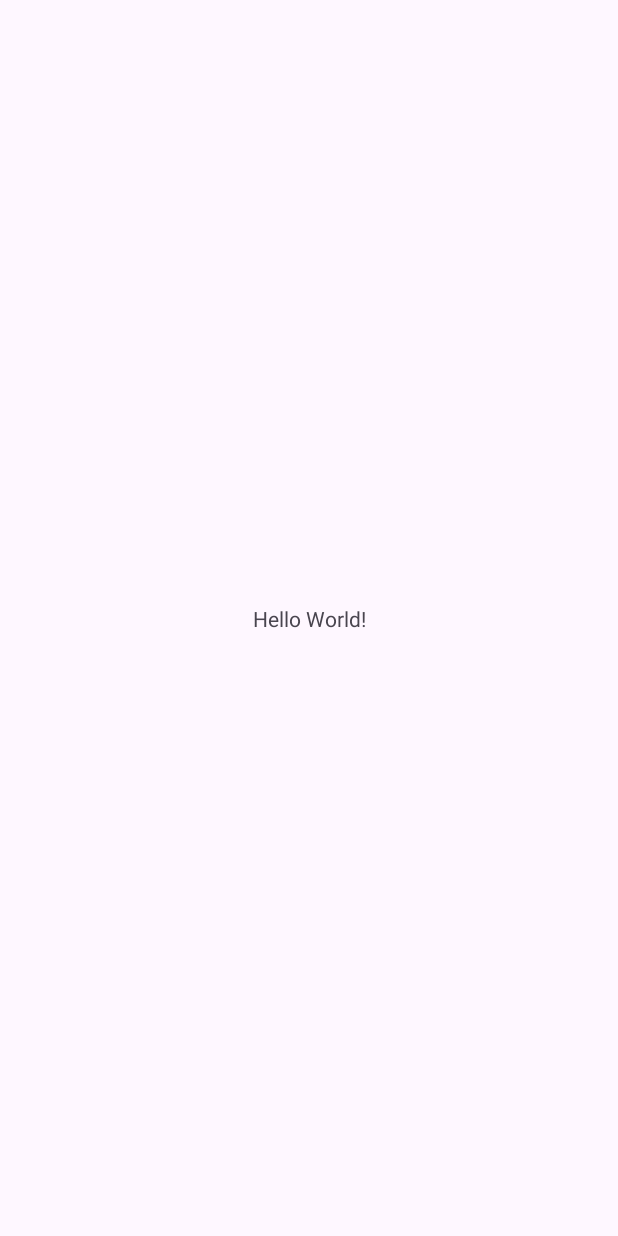
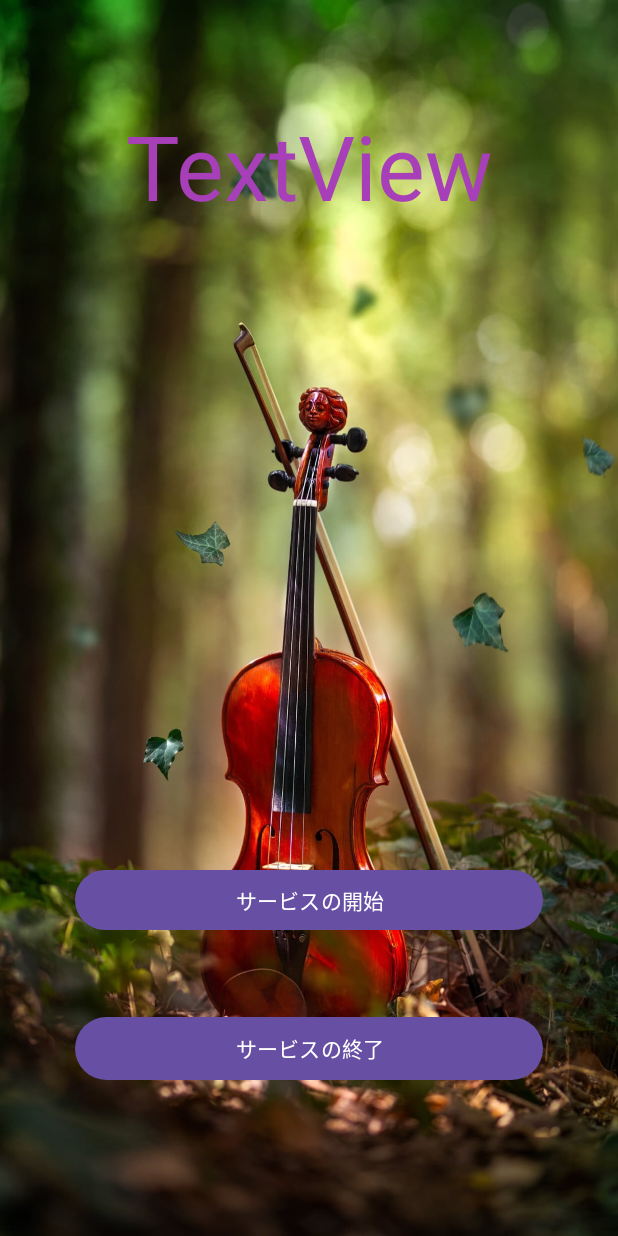
Before and after one commit to hiroyuki0402/MusicPlayer-AndroidJava, an Android app: the screen it shows after launch (MainActivity), on a phone screen of 412 x 824 dp. Before the commit the screen is almost empty. Run offline under Robolectric (Android 15) with nearby library versions, the phone set to English and light mode, and no system bars.

Commit message:
バックグラウンド

```diff
--- a/app/build.gradle.kts
+++ b/app/build.gradle.kts
@@ -4,7 +4,7 @@ plugins {
 
 android {
     namespace = "com.example.musicplayer"
-    compileSdk = 33
+    compileSdk = 34
 
     defaultConfig {
         applicationId = "com.example.musicplayer"
--- a/app/src/main/AndroidManifest.xml
+++ b/app/src/main/AndroidManifest.xml
@@ -21,6 +21,9 @@
                 <category android:name="android.intent.category.LAUNCHER" />
             </intent-filter>
         </activity>
+
+        <service
+            android:name=".CustomService"/>
     </application>
 
 </manifest>
--- a/app/src/main/java/com/example/musicplayer/MainActivity.java
+++ b/app/src/main/java/com/example/musicplayer/MainActivity.java
@@ -2,13 +2,93 @@ package com.example.musicplayer;
 
 import androidx.appcompat.app.AppCompatActivity;
 
+import android.content.Intent;
 import android.os.Bundle;
+import android.view.View;
+import android.widget.Button;
 
 public class MainActivity extends AppCompatActivity {
 
+    // プロパティ
+
+    /** プレイボタンの参照 */
+    private Button startButton;
+
+    /** ストップボタンの参照 */
+    private Button stopButton;
+
+    // ライフサイクル
+
+    /**
+     * アクティビティの作成時に呼び出されるメソッド
+     */
     @Override
     protected void onCreate(Bundle savedInstanceState) {
         super.onCreate(savedInstanceState);
         setContentView(R.layout.activity_main);
+
+        // ボタンの初期設定
+        configureButton();
+    }
+
+    // メソッド
+
+    /**
+     * ボタンの参照を取得し、メンバ変数に設定する
+     */
+    void configureButton() {
+        startButton = findViewById(R.id.button1);
+        stopButton = findViewById(R.id.button2);
+    }
+
+    /**
+     * 再生・停止のアクションの列挙型
+     */
+    enum Action {
+        // 音楽の再生アクション
+        Play,
+
+        // 音楽の停止アクション
+        Stop
+    }
+
+    /**
+     * サービスを開始・停止するためのメソッド
+     *
+     * @param action 実行するアクション（再生 or 停止）
+     */
+    public void customServiceIntent(Action action) {
+        // サービスへのインテントを作成
+        Intent intent = new Intent(getApplicationContext(), CustomService.class);
+
+        // アクションに応じてサービスを開始・停止
+        switch (action) {
+            case Play:
+                startService(intent);
+                break;
+            case Stop:
+                stopService(intent);
+                break;
+        }
+    }
+
+    // アクション
+
+    /**
+     * スタートボタンがタップされた時の処理
+     *
+     * @param view タップされたビュー
+     */
+    public void didTapStart(View view) {
+        customServiceIntent(Action.Play);
+    }
+
+    /**
+     * ストップボタンがタップされた時の処理
+     *
+     * @param view タップされたビュー
+     */
+    public void didTapEnd(View view) {
+        customServiceIntent(Action.Stop);
     }
 }
--- a/app/src/main/res/layout/activity_main.xml
+++ b/app/src/main/res/layout/activity_main.xml
@@ -4,13 +4,46 @@
     xmlns:tools="http://schemas.android.com/tools"
     android:layout_width="match_parent"
     android:layout_height="match_parent"
+    android:background="@drawable/back"
     tools:context=".MainActivity">
 
+    <Button
+        android:id="@+id/button2"
+        android:layout_width="0dp"
+        android:layout_height="50dp"
+        android:layout_marginStart="50dp"
+        android:layout_marginEnd="50dp"
+        android:layout_marginBottom="100dp"
+        android:text="サービスの終了"
+        android:onClick="didTapEnd"
+        app:layout_constraintBottom_toBottomOf="parent"
+        app:layout_constraintEnd_toEndOf="parent"
+        app:layout_constraintStart_toStartOf="parent" />
+
+    <Button
+        android:id="@+id/button1"
+        android:layout_width="0dp"
+        android:layout_height="wrap_content"
+        android:layout_marginStart="50dp"
+        android:layout_marginEnd="50dp"
+        android:layout_marginBottom="50dp"
+        android:text="サービスの開始"
+        android:onClick="didTapStart"
+        app:layout_constraintBottom_toTopOf="@+id/button2"
+        app:layout_constraintEnd_toEndOf="parent"
+        app:layout_constraintStart_toStartOf="parent" />
+
     <TextView
-        android:layout_width="wrap_content"
-        android:layout_height="wrap_content"
-        android:text="Hello World!"
-        app:layout_constraintBottom_toBottomOf="parent"
+        android:id="@+id/textView"
+        android:layout_width="0dp"
+        android:layout_height="100dp"
+        android:layout_marginStart="20dp"
+        android:layout_marginTop="70dp"
+        android:layout_marginEnd="20dp"
+        android:text="TextView"
+        android:textAlignment="center"
+        android:textColor="#A63FB8"
+        android:textSize="60sp"
         app:layout_constraintEnd_toEndOf="parent"
         app:layout_constraintStart_toStartOf="parent"
         app:layout_constraintTop_toTopOf="parent" />
```
Also changed, not shown: app/src/main/java/com/example/musicplayer/CustomService.java (added, +62 -0 lines), app/src/main/res/drawable/back.jpg (added).
